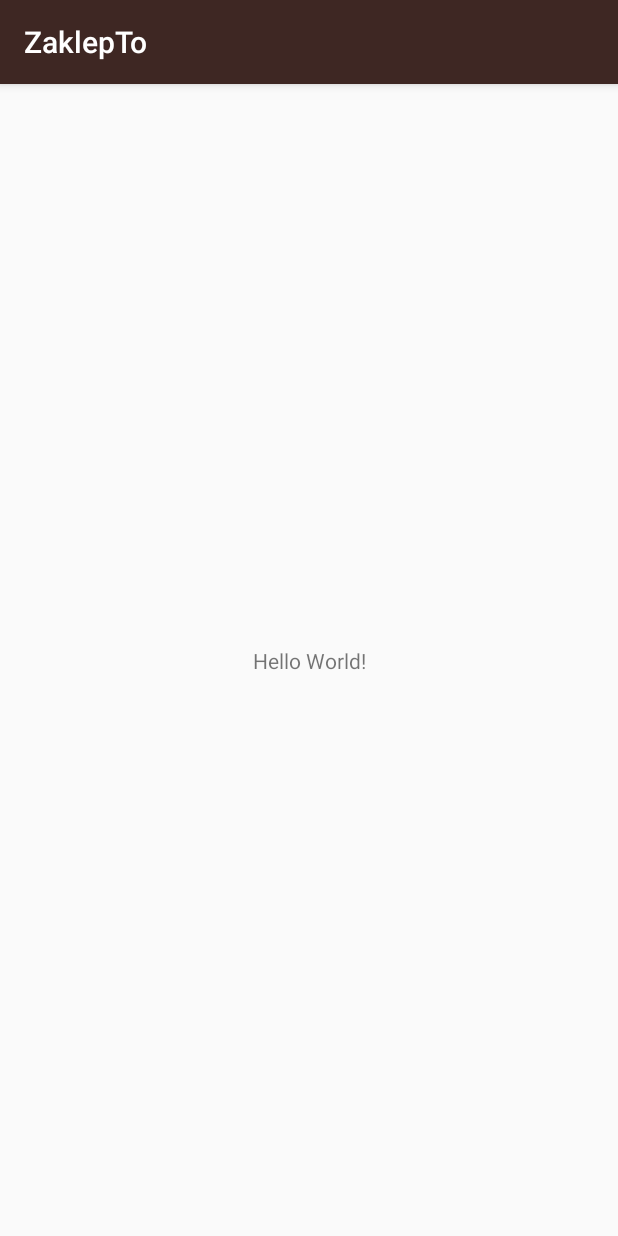
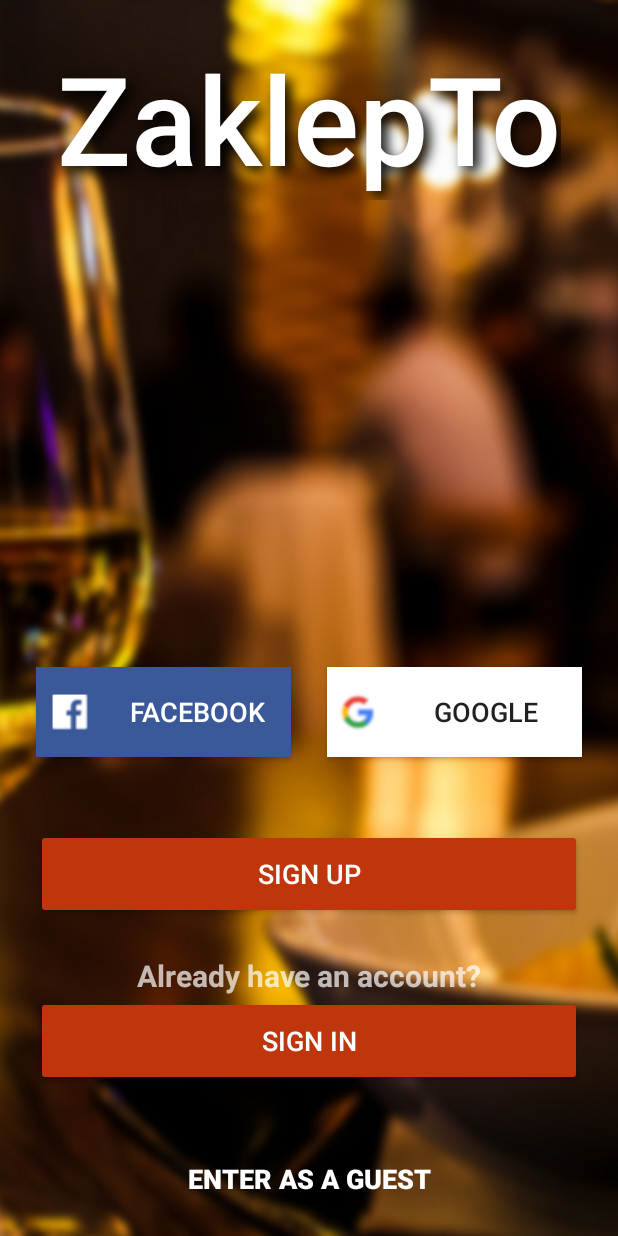
Before and after one commit to KMielnik/ZaklepToCustomerClient, an Android app: the screen it shows after launch (MainActivity), on a phone screen of 412 x 824 dp. Run offline under Robolectric (Android 15) with nearby library versions, the phone set to English and light mode, and no system bars.

Commit message:
+Main activity

```diff
--- a/app/src/main/AndroidManifest.xml
+++ b/app/src/main/AndroidManifest.xml
@@ -9,7 +9,9 @@
         android:roundIcon="@mipmap/ic_launcher_round"
         android:supportsRtl="true"
         android:theme="@style/AppTheme">
-        <activity android:name=".MainActivity">
+        <activity
+            android:name=".MainActivity"
+            android:theme="@style/AppTheme.NoActionBar">
             <intent-filter>
                 <action android:name="android.intent.action.MAIN" />
 
--- a/app/src/main/java/to/zaklep/zakleptocustomerclient/MainActivity.kt
+++ b/app/src/main/java/to/zaklep/zakleptocustomerclient/MainActivity.kt
@@ -1,7 +1,10 @@
 package to.zaklep.zakleptocustomerclient
+
 
 import android.support.v7.app.AppCompatActivity
 import android.os.Bundle
+import android.view.View
+import kotlinx.android.synthetic.main.activity_main.*
 
 class MainActivity : AppCompatActivity() {
 
@@ -9,4 +12,17 @@ class MainActivity : AppCompatActivity() {
         super.onCreate(savedInstanceState)
         setContentView(R.layout.activity_main)
     }
+
+    fun onSignUpButtonClicked(view: View) {
+
+
+    }
+
+    fun onSignInButtonClicked(view: View) {
+
+    }
+
+    fun onGuestButtonClicked(view: View) {
+
+    }
 }
--- a/app/src/main/res/layout/activity_main.xml
+++ b/app/src/main/res/layout/activity_main.xml
@@ -4,15 +4,125 @@
     xmlns:tools="http://schemas.android.com/tools"
     android:layout_width="match_parent"
     android:layout_height="match_parent"
+    android:background="@drawable/main_background"
     tools:context=".MainActivity">
 
     <TextView
+        android:id="@+id/Title"
         android:layout_width="wrap_content"
         android:layout_height="wrap_content"
-        android:text="Hello World!"
-        app:layout_constraintBottom_toBottomOf="parent"
-        app:layout_constraintLeft_toLeftOf="parent"
-        app:layout_constraintRight_toRightOf="parent"
+        android:layout_marginEnd="8dp"
+        android:layout_marginStart="8dp"
+        android:layout_marginTop="24dp"
+        android:shadowColor="@android:color/black"
+        android:shadowDx="6.0"
+        android:shadowDy="6.0"
+        android:shadowRadius="10.0"
+        android:text="@string/app_name"
+        android:textAppearance="@style/TextAppearance.AppCompat.Title.Inverse"
+        android:textSize="82sp"
+        app:layout_constraintEnd_toEndOf="parent"
+        app:layout_constraintStart_toStartOf="parent"
         app:layout_constraintTop_toTopOf="parent" />
 
+    <Button
+        android:id="@+id/facebookLoginButton"
+        android:layout_width="0dp"
+        android:layout_height="60dp"
+        android:layout_marginBottom="48dp"
+        android:layout_marginEnd="24dp"
+        android:layout_marginStart="24dp"
+        android:background="#3b5998"
+        android:drawableStart="@drawable/facebook_logo"
+        android:drawablePadding="0dp"
+        android:elevation="8dp"
+        android:text="Facebook"
+        android:textColor="@android:color/white"
+        android:textSize="18sp"
+        app:layout_constraintBottom_toTopOf="@+id/signUpButton"
+        app:layout_constraintEnd_toStartOf="@+id/googleLoginButton"
+        app:layout_constraintHorizontal_bias="0.5"
+        app:layout_constraintStart_toStartOf="parent" />
+
+    <Button
+        android:id="@+id/googleLoginButton"
+        android:layout_width="0dp"
+        android:layout_height="60dp"
+        android:layout_marginBottom="48dp"
+        android:layout_marginEnd="24dp"
+        android:background="@android:color/white"
+        android:drawableStart="@drawable/google_logo"
+        android:elevation="8dp"
+        android:text="Google"
+        android:textSize="18sp"
+        app:layout_constraintBottom_toTopOf="@+id/signUpButton"
+        app:layout_constraintEnd_toEndOf="parent"
+        app:layout_constraintHorizontal_bias="0.5"
+        app:layout_constraintStart_toEndOf="@+id/facebookLoginButton" />
+
+    <Button
+        android:id="@+id/signUpButton"
+        style="@style/Widget.AppCompat.Button.Colored"
+        android:layout_width="0dp"
+        android:layout_height="60dp"
+        android:layout_marginBottom="24dp"
+        android:layout_marginEnd="24dp"
+        android:layout_marginStart="24dp"
+        android:elevation="8dp"
+        android:onClick="onSignUpButtonClicked"
+        android:text="@string/sign_up"
+        android:textSize="18sp"
+        app:layout_constraintBottom_toTopOf="@+id/areYouUser"
+        app:layout_constraintEnd_toEndOf="parent"
+        app:layout_constraintStart_toStartOf="parent" />
+
+    <Button
+        android:id="@+id/signInButton"
+        style="@style/Widget.AppCompat.Button.Colored"
+        android:layout_width="0dp"
+        android:layout_height="60dp"
+        android:layout_marginBottom="32dp"
+        android:layout_marginEnd="24dp"
+        android:layout_marginStart="24dp"
+        android:elevation="8dp"
+        android:onClick="onSignInButtonClicked"
+        android:text="@string/sign_in"
+        android:textSize="18sp"
+        app:layout_constraintBottom_toTopOf="@+id/continueAsGuestButton"
+        app:layout_constraintEnd_toEndOf="parent"
+        app:layout_constraintStart_toStartOf="parent" />
+
+    <TextView
+        android:id="@+id/areYouUser"
+        android:layout_width="0dp"
+        android:layout_height="wrap_content"
+        android:layout_marginEnd="24dp"
+        android:layout_marginStart="24dp"
+        android:text="@string/are_you_actually_user"
+        android:textAlignment="center"
+        android:textAppearance="@style/TextAppearance.AppCompat.Medium.Inverse"
+        android:textSize="20sp"
+        android:textStyle="bold"
+        app:layout_constraintBottom_toTopOf="@+id/signInButton"
+        app:layout_constraintEnd_toEndOf="parent"
+        app:layout_constraintStart_toStartOf="parent" />
+
+    <Button
+        android:id="@+id/continueAsGuestButton"
+        style="@style/Widget.AppCompat.Button.Borderless"
+        android:layout_width="0dp"
+        android:layout_height="60dp"
+        android:layout_marginBottom="8dp"
+        android:layout_marginEnd="24dp"
+        android:layout_marginStart="24dp"
+        android:elevation="8dp"
+        android:onClick="onGuestButtonClicked"
+        android:text="@string/enter_as_guest"
+        android:textColor="@android:color/white"
+        android:textSize="18sp"
+        android:textStyle="bold"
+        app:layout_constraintBottom_toBottomOf="parent"
+        app:layout_constraintEnd_toEndOf="parent"
+        app:layout_constraintStart_toStartOf="parent" />
+
 </android.support.constraint.ConstraintLayout>
```
